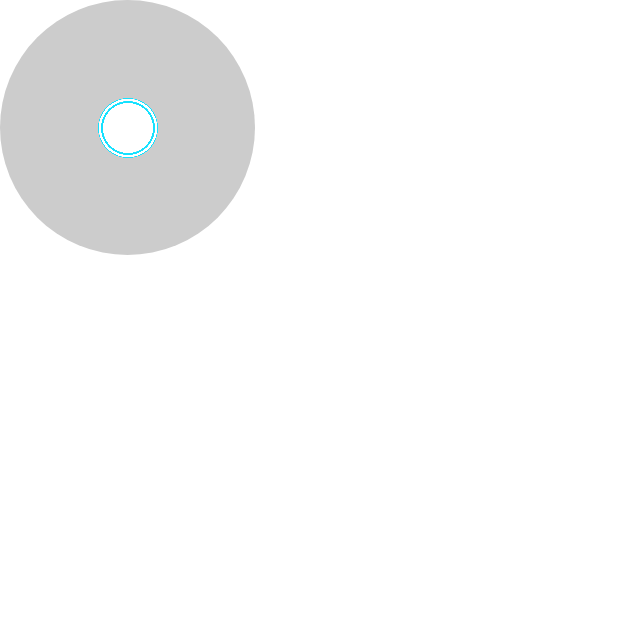
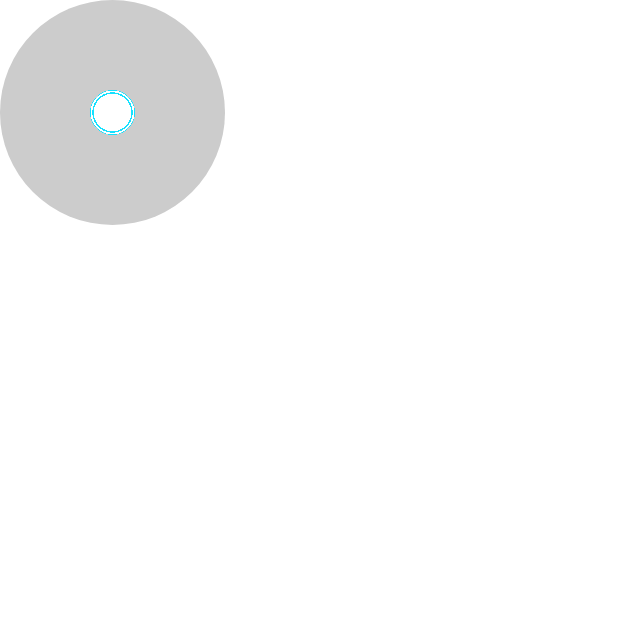
Before and after one commit to Surendra292960/RoboCam, an Android app built with Jetpack Compose: the composable JoyStick shown on its own in the app's theme, on a phone screen of 412 x 824 dp, the top half of it. Run offline under Robolectric (Android 15) with nearby library versions, the phone set to English and light mode, and no system bars.

Commit message:
Initial commit

```diff
--- /dev/null
+++ b/app/src/main/java/com/example/robocam/MainViewModel.kt
@@ -0,0 +1,20 @@
+package com.example.robocam
+
+import android.util.Log
+import androidx.lifecycle.ViewModel
+import kotlinx.coroutines.flow.MutableStateFlow
+import kotlinx.coroutines.flow.asStateFlow
+
+data class Coordinates(val x: Float, val y: Float)
+
+class MainViewModel:ViewModel() {
+
+    private val coordinates_ = MutableStateFlow(Coordinates(0f, 0f))
+    val coordinates = coordinates_.asStateFlow()
+
+    fun setCoordinates(x: Float, y: Float) {
+        Log.d("JoyStick setCoordinates", "$x, $y")
+        coordinates_.value = Coordinates(x, y)
+    }
+
+}
--- a/app/src/main/java/com/example/robocam/joystick/HomeScreen.kt
+++ b/app/src/main/java/com/example/robocam/joystick/HomeScreen.kt
@@ -36,7 +36,6 @@ fun HomeScreen() {
     val scope = rememberCoroutineScope()
     val buttonSize = 90.dp
 
-
     // Swipe size in px
     val buttonSizePx = with(LocalDensity.current) { buttonSize.toPx() }
     val dragSizePx = buttonSizePx * 1.5f
@@ -55,7 +54,6 @@ fun HomeScreen() {
             offset = Offset(offsetX.value, offsetY.value),
             buttonSizePx = buttonSizePx
         )
-
         currentPosition = newPosition
     }
 
--- a/app/src/main/java/com/example/robocam/joystick/JoyStick.kt
+++ b/app/src/main/java/com/example/robocam/joystick/JoyStick.kt
@@ -1,6 +1,9 @@
 package com.example.robocam.joystick
 
+import android.content.Context
 import android.util.Log
+import android.view.HapticFeedbackConstants
+import android.view.View
 import androidx.compose.foundation.Image
 import androidx.compose.foundation.background
 import androidx.compose.foundation.gestures.detectDragGestures
@@ -13,15 +16,21 @@ import androidx.compose.ui.Modifier
 import androidx.compose.ui.draw.clip
 import androidx.compose.ui.geometry.Offset
 import androidx.compose.ui.graphics.Color
+import androidx.compose.ui.hapticfeedback.HapticFeedbackType
 import androidx.compose.ui.input.pointer.PointerInputChange
 import androidx.compose.ui.input.pointer.pointerInput
 import androidx.compose.ui.layout.onGloballyPositioned
 import androidx.compose.ui.layout.positionInParent
+import androidx.compose.ui.platform.AccessibilityManager
 import androidx.compose.ui.platform.LocalDensity
+import androidx.compose.ui.platform.LocalHapticFeedback
+import androidx.compose.ui.platform.LocalView
 import androidx.compose.ui.res.painterResource
 import androidx.compose.ui.unit.Dp
 import androidx.compose.ui.unit.IntOffset
 import androidx.compose.ui.unit.dp
+import androidx.lifecycle.ViewModel
+import com.example.robocam.MainViewModel
 import com.example.robocam.R
 import kotlin.math.*
 
@@ -35,17 +44,22 @@ import kotlin.math.*
 @Composable
 fun JoyStick(
     modifier: Modifier = Modifier,
-    size: Dp = 170.dp,
-    dotSize: Dp = 40.dp,
+    size: Dp = 150.dp,
+    dotSize: Dp = 30.dp,
     backgroundImage: Int = R.drawable.joystick_background_1,
     dotImage: Int = R.drawable.joystick_dot_1,
+    viewModel:MainViewModel,
     moved: (x: Float, y: Float) -> Unit = { _, _ -> }
 ) {
     Box(
-        modifier = modifier.clip(CircleShape)
+        modifier = modifier
+            .clip(CircleShape)
             .background(Color.LightGray)
             .size(size)
     ) {
+
+        val coordinates = viewModel.coordinates.collectAsState().value
+
         val maxRadius = with(LocalDensity.current) { (size / 2).toPx() }
         val centerX = with(LocalDensity.current) { ((size - dotSize) / 2).toPx() }
         val centerY = with(LocalDensity.current) { ((size - dotSize) / 2).toPx() }
@@ -58,12 +72,15 @@ fun JoyStick(
 
         var positionX by remember { mutableFloatStateOf(0f) }
         var positionY by remember { mutableFloatStateOf(0f) }
+        val view = LocalView.current
 
        /* Image(
             painterResource(id = backgroundImage),
             "JoyStickBackground",
             modifier = Modifier.size(size),
         )*/
+
+        Log.d("TAG", "JoyStick coordinatesData: $coordinates")
 
         Image(
             painterResource(id = dotImage),
@@ -77,6 +94,7 @@ fun JoyStick(
                 }
                 .size(dotSize)
                 .pointerInput(Unit) {
+                    Log.d("TAG", "JoyStick: centerXY $centerX, $centerY")
                     detectDragGestures(onDragEnd = {
                         offsetX = centerX
                         offsetY = centerY
@@ -85,8 +103,11 @@ fun JoyStick(
                         positionX = 0f
                         positionY = 0f
                     }) { pointerInputChange: PointerInputChange, offset: Offset ->
+                        Log.d("TAG", "JoyStick: Offset ${offset.x}, ${offset.y}")
                         val x = offsetX + offset.x - centerX
                         val y = offsetY + offset.y - centerY
+
+                        Log.d("TAG", "JoyStick: XY $x, $y")
 
                         pointerInputChange.consume()
 
@@ -116,10 +137,9 @@ fun JoyStick(
                     }
                 }
                 .onGloballyPositioned { coordinates ->
-                    Log.d("TAG", "JoyStick: $coordinates")
                     moved(
                         (coordinates.positionInParent().x - centerX) / maxRadius,
-                        -(coordinates.positionInParent().y - centerY) / maxRadius
+                        (coordinates.positionInParent().y - centerY) / maxRadius
                     )
                 },
         )
--- a/app/src/main/java/com/example/robocam/opengl/MyGLSurfaceView.kt
+++ b/app/src/main/java/com/example/robocam/opengl/MyGLSurfaceView.kt
@@ -1,6 +1,7 @@
 package com.example.robocam.opengl
 
 import android.content.Context
+import android.graphics.PixelFormat
 import android.graphics.SurfaceTexture
 import android.opengl.GLES11Ext
 import android.opengl.GLES20
@@ -17,7 +18,8 @@ internal class MyGLSurfaceView(context: Context?, private val mCamera: MyCamera)
 
     init {
         setEGLContextClientVersion(2)
-
+        holder.setFormat(PixelFormat.TRANSLUCENT);
+        setEGLConfigChooser(8, 8, 8, 8, 16, 0);
         setRenderer(this)
     }
 
```
Also changed, not shown: app/src/main/java/com/example/robocam/MainActivity.kt (+10 -8 lines).
